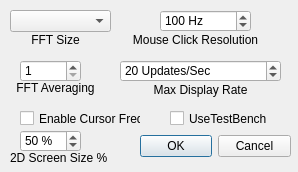
Old version of the form unixforms/displaydlg.ui in the repository rafael2k/CuteSDR.
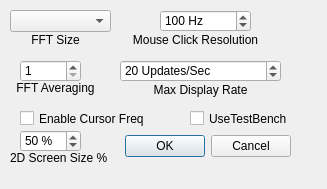
New version of the form.

```diff
--- a/unixforms/displaydlg.ui
+++ b/unixforms/displaydlg.ui
@@ -6,8 +6,8 @@
    <rect>
     <x>0</x>
     <y>0</y>
-    <width>298</width>
-    <height>172</height>
+    <width>327</width>
+    <height>189</height>
    </rect>
   </property>
   <property name="windowTitle">
@@ -16,9 +16,9 @@
   <widget class="QDialogButtonBox" name="buttonBox">
    <property name="geometry">
     <rect>
-     <x>140</x>
+     <x>120</x>
      <y>130</y>
-     <width>151</width>
+     <width>171</width>
      <height>32</height>
     </rect>
    </property>
@@ -169,7 +169,7 @@
   <widget class="QCheckBox" name="checkBoxTestBench">
    <property name="geometry">
     <rect>
-     <x>170</x>
+     <x>190</x>
      <y>110</y>
      <width>121</width>
      <height>17</height>
@@ -225,7 +225,7 @@
     <rect>
      <x>20</x>
      <y>110</y>
-     <width>121</width>
+     <width>151</width>
      <height>17</height>
     </rect>
    </property>
```
Left out of the diff: 4 changed lines with no effect on the pictures.
